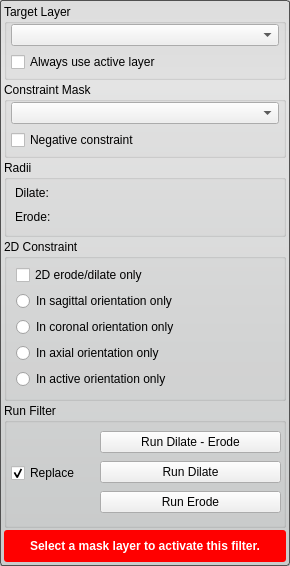
The window that src/Interface/ToolInterface/BinaryDilateErodeFilterInterface.ui (SCIInstitute/Seg3D) describes before a commit, drawn with Qt 5.
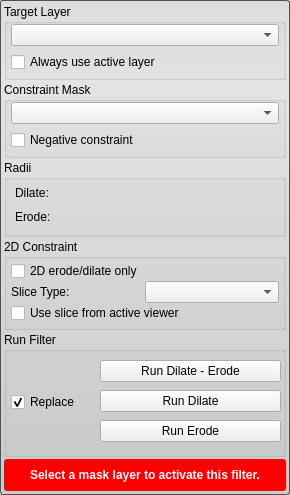
The same window after the commit. Custom widgets are drawn as their Qt base class.

Commit message: Changed the Binary Dilate -> Erode filter to use the same slice type selection behavior as Copy/Paste tool.

Diff of the .ui file:
```diff
--- a/src/Interface/ToolInterface/BinaryDilateErodeFilterInterface.ui
+++ b/src/Interface/ToolInterface/BinaryDilateErodeFilterInterface.ui
@@ -7,7 +7,7 @@
     <x>0</x>
     <y>0</y>
     <width>290</width>
-    <height>564</height>
+    <height>485</height>
    </rect>
   </property>
   <property name="sizePolicy">
@@ -268,10 +268,19 @@
      </property>
      <layout class="QVBoxLayout" name="verticalLayout_8">
       <property name="spacing">
-       <number>6</number>
+       <number>0</number>
+      </property>
+      <property name="leftMargin">
+       <number>4</number>
       </property>
       <property name="topMargin">
-       <number>6</number>
+       <number>2</number>
+      </property>
+      <property name="rightMargin">
+       <number>4</number>
+      </property>
+      <property name="bottomMargin">
+       <number>4</number>
       </property>
       <item>
        <widget class="QCheckBox" name="only2d_">
@@ -281,30 +290,23 @@
        </widget>
       </item>
       <item>
-       <widget class="QRadioButton" name="sagittal_slice_">
-        <property name="text">
-         <string>In sagittal orientation only</string>
-        </property>
-       </widget>
-      </item>
+       <layout class="QHBoxLayout" name="horizontalLayout_6">
       <item>
-       <widget class="QRadioButton" name="coronal_slice_">
+         <widget class="QLabel" name="label">
         <property name="text">
-         <string>In coronal orientation only</string>
+           <string>Slice Type:</string>
         </property>
        </widget>
       </item>
       <item>
-       <widget class="QRadioButton" name="axial_slice_">
-        <property name="text">
-         <string>In axial orientation only</string>
-        </property>
-       </widget>
-      </item>
+         <widget class="QComboBox" name="slice_type_"/>
+        </item>
+       </layout>
+      </item>
       <item>
-       <widget class="QRadioButton" name="active_slice_">
+       <widget class="QCheckBox" name="use_active_viewer_">
         <property name="text">
-         <string>In active orientation only</string>
+         <string>Use slice from active viewer</string>
         </property>
        </widget>
       </item>
```
Lines whose indentation alone changed are shown as unchanged. The commit also changes 11 other files.
